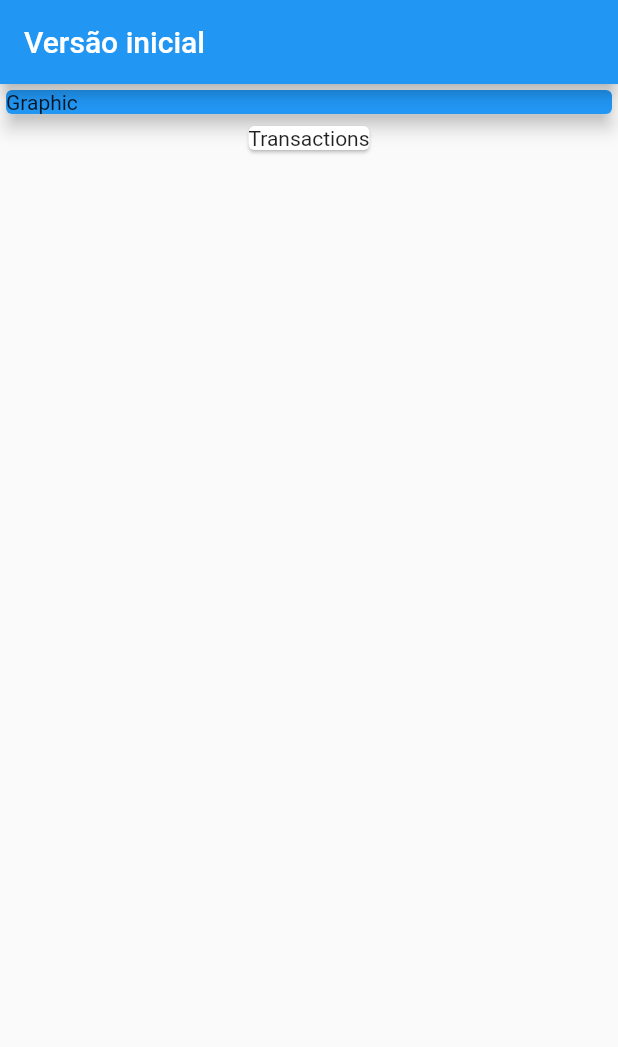
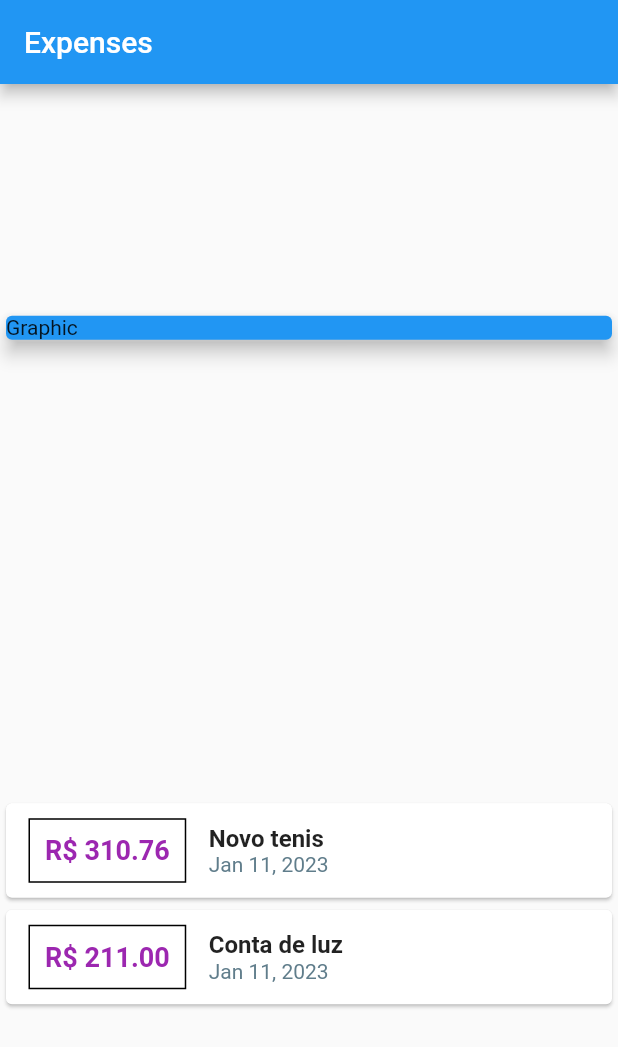
Before and after one commit to Luis020-hub/Despesas-Pessoais-Flutter, a Flutter app: the screen it shows after launch, on a phone screen of 412 x 824 dp. Shown: the top 1047 px of the screen. Run offline on Flutter 3.47's test engine with Material 2 defaults, Android fonts, the phone set to English and light mode, and no system bars.

Commit message:
11/01/2023
-Estilização da Column com alinhamento

```diff
--- a/lib/main.dart
+++ b/lib/main.dart
@@ -1,36 +1,98 @@
+import 'package:expenses/models/transaction.dart';
 import 'package:flutter/material.dart';
+import 'package:intl/intl.dart';
 
 main() => runApp(const ExpensesApp());
 
 class ExpensesApp extends StatelessWidget {
-  const ExpensesApp({super.key});
-
+  const ExpensesApp({Key? key}) : super(key: key);
   @override
   Widget build(BuildContext context) {
-    return const MaterialApp(home: MyHomePage());
+    return MaterialApp(home: MyHomePage());
   }
 }
 
 class MyHomePage extends StatelessWidget {
-  const MyHomePage({super.key});
+  MyHomePage({Key? key}) : super(key: key);
+
+  final _transactions = [
+    Transaction(
+      id: 't1',
+      title: 'Novo tenis',
+      value: 310.76,
+      date: DateTime.now(),
+    ),
+    Transaction(
+      id: 't2',
+      title: 'Conta de luz',
+      value: 211,
+      date: DateTime.now(),
+    ),
+  ];
 
   @override
   Widget build(BuildContext context) {
     return Scaffold(
       appBar: AppBar(
-        title: const Text("Versão inicial"),
+        title: const Text("Expenses"),
       ),
-      body: Column(children: const [
-        SizedBox(
-          width: double.infinity,
+      body: Column(
+          mainAxisAlignment: MainAxisAlignment.spaceAround,
+          crossAxisAlignment: CrossAxisAlignment.stretch,
+          children: <Widget>[
+            const SizedBox(
               child: Card(
                 color: Colors.blue,
                 elevation: 5,
                 child: Text('Graphic'),
               ),
             ),
-        Card(
-          child: Text('Transactions'),
+            Column(
+              children: _transactions.map((tr) {
+                return Card(
+                  child: Row(children: [
+                    Container(
+                      margin: const EdgeInsets.symmetric(
+                        horizontal: 15,
+                        vertical: 10,
+                      ),
+                      decoration: BoxDecoration(
+                        border: Border.all(
+                          color: Colors.black,
+                          width: 1,
+                        ),
+                      ),
+                      padding: const EdgeInsets.all(10),
+                      child: Text(
+                        'R\$ ${tr.value.toStringAsFixed(2)}',
+                        style: const TextStyle(
+                          fontWeight: FontWeight.bold,
+                          fontSize: 18,
+                          color: Colors.purple,
+                        ),
+                      ),
+                    ),
+                    Column(
+                      crossAxisAlignment: CrossAxisAlignment.start,
+                      children: [
+                        Text(
+                          tr.title,
+                          style: const TextStyle(
+                            fontWeight: FontWeight.bold,
+                            fontSize: 16,
+                          ),
+                        ),
+                        Text(
+                          DateFormat.yMMMd().format(tr.date),
+                          style: const TextStyle(
+                            color: Colors.blueGrey,
+                          ),
+                        ),
+                      ],
+                    )
+                  ]),
+                );
+              }).toList(),
             ),
           ]),
     );
--- /dev/null
+++ b/lib/models/transaction.dart
@@ -0,0 +1,13 @@
+class Transaction {
+  final String id;
+  final String title;
+  final double value;
+  final DateTime date;
+
+  Transaction({
+    required this.id,
+    required this.title,
+    required this.value,
+    required this.date,
+  });
+}
--- a/pubspec.yaml
+++ b/pubspec.yaml
@@ -31,7 +31,7 @@ environment:
 dependencies:
   flutter:
     sdk: flutter
-
+  intl: ^0.18.0
 
   # The following adds the Cupertino Icons font to your application.
   # Use with the CupertinoIcons class for iOS style icons.
```
Also changed, not shown: pubspec.lock. Lines whose indentation alone changed are shown as unchanged.
